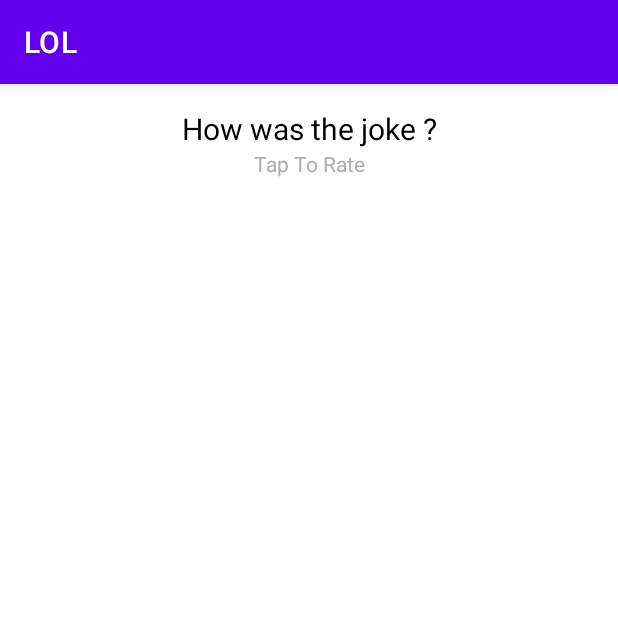
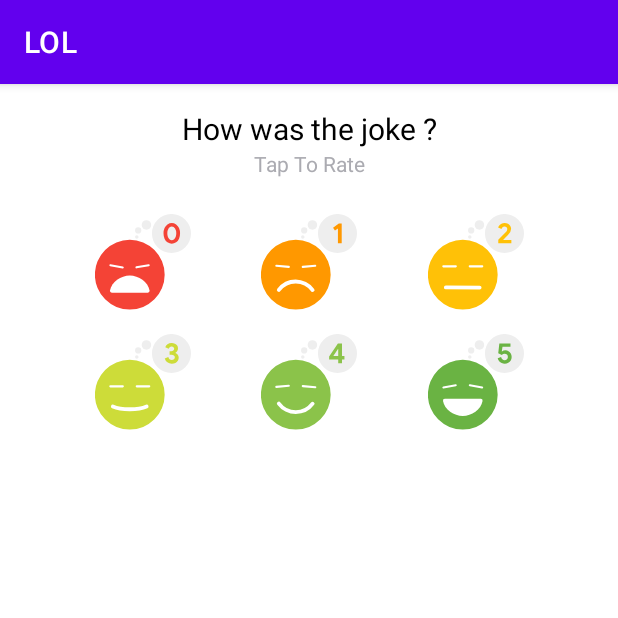
Before and after one commit to sushma1579/LOL-App, an Android app: the RateFragment screen opened through its navigation route, on a phone screen of 412 x 824 dp, the top half of it. Run offline under Robolectric (Android 15) with nearby library versions, the phone set to English and light mode, and no system bars; Roboto replaces fonts that are not available here.

Commit message:
api call is working , updated rate fragment

```diff
--- a/app/build.gradle
+++ b/app/build.gradle
@@ -38,6 +38,7 @@ android {
 
 dependencies {
 
+    //noinspection GradleDependency
     implementation 'androidx.core:core-ktx:1.7.0'
     implementation 'androidx.appcompat:appcompat:1.6.1'
     implementation 'com.google.android.material:material:1.8.0'
--- a/app/src/main/java/com/example/l_o_l/ButtonFragment.kt
+++ b/app/src/main/java/com/example/l_o_l/ButtonFragment.kt
@@ -2,6 +2,7 @@ package com.example.l_o_l
 
 import JokeFragment
 import android.os.Bundle
+import android.util.Log
 import android.view.LayoutInflater
 import android.view.View
 import android.view.ViewGroup
@@ -55,6 +56,7 @@ class ButtonFragment : Fragment() {
     private fun generateJoke(prompt: String) {
         jokeModel.generateJoke(prompt) { joke ->
             if (joke != null) {
+                Log.e("isJokeAvailable",joke.toString())
                 val bundle = Bundle()
                 bundle.putString("joke", joke)
                 val jokeFragment = JokeFragment()
--- a/app/src/main/java/com/example/l_o_l/jokeModel.kt
+++ b/app/src/main/java/com/example/l_o_l/jokeModel.kt
@@ -10,7 +10,7 @@ import retrofit2.converter.gson.GsonConverterFactory
 class JokeModel {
 
     private val retrofit = Retrofit.Builder()
-        .baseUrl("https://api.openai.com")
+        .baseUrl("https://api.openai.com/v1/")
         .addConverterFactory(GsonConverterFactory.create())
         .build()
 
--- /dev/null
+++ b/app/src/main/res/drawable/ic_rate_0.xml
@@ -0,0 +1,12 @@
+<vector android:height="24dp" android:viewportHeight="500"
+    android:viewportWidth="500" android:width="24dp" xmlns:android="http://schemas.android.com/apk/res/android">
+    <path android:fillColor="#F44336" android:pathData="M181.16,316.18m-181.7,0a181.7,181.7 0,1 1,363.4 0a181.7,181.7 0,1 1,-363.4 0"/>
+    <path android:fillColor="#fff" android:pathData="M81.158,261.465L145.387,272.79A5.49,5.49 55,0 1,149.84 279.15L149.832,279.199A5.49,5.49 55,0 1,143.472 283.652L79.243,272.327A5.49,5.49 55,0 1,74.789 265.967L74.798,265.918A5.49,5.49 55,0 1,81.158 261.465z"/>
+    <path android:fillColor="#fff" android:pathData="M214.909,272.293L278.825,261.206A5.461,5.461 125.159,0 1,285.138 265.652L285.147,265.701A5.461,5.461 125.159,0 1,280.7 272.015L216.784,283.102A5.461,5.461 125.159,0 1,210.471 278.655L210.462,278.606A5.461,5.461 125.159,0 1,214.909 272.293z"/>
+    <path android:fillColor="#fff" android:pathData="M87.58,410.05a9.55,9.55 0,0 1,-9.41 -11.11c7.36,-44.12 57.39,-78.27 103,-78.27s95.63,34.15 103,78.27a9.55,9.55 0,0 1,-9.41 11.11Z"/>
+    <path android:fillColor="#eee" android:pathData="M398.31,101.69m-101.69,0a101.69,101.69 0,1 1,203.38 0a101.69,101.69 0,1 1,-203.38 0"/>
+    <path android:fillColor="#eee" android:pathData="M267.86,57.09m-24.76,0a24.76,24.76 0,1 1,49.52 0a24.76,24.76 0,1 1,-49.52 0"/>
+    <path android:fillColor="#eee" android:pathData="M224.93,85.36m-16.33,0a16.33,16.33 0,1 1,32.66 0a16.33,16.33 0,1 1,-32.66 0"/>
+    <path android:fillColor="#eee" android:pathData="M217.77,120.19m-9.17,0a9.17,9.17 0,1 1,18.34 0a9.17,9.17 0,1 1,-18.34 0"/>
+    <path android:fillColor="#F44336" android:pathData="M377.25,147.51a45.14,45.14 0,0 1,-15.08 -19.2,68.28 68.28,0 0,1 -5.32,-27.53 68.23,68.23 0,0 1,5.32 -27.52,45.14 45.14,0 0,1 15.08,-19.2 40.24,40.24 0,0 1,45.3 0,45.12 45.12,0 0,1 15.07,19.2A68.23,68.23 0,0 1,443 100.78a68.28,68.28 0,0 1,-5.33 27.53,45.12 45.12,0 0,1 -15.07,19.2 40.29,40.29 0,0 1,-45.3 0ZM412.42,131.51a28.4,28.4 0,0 0,8.1 -12.6,55.08 55.08,0 0,0 2.78,-18.08q0,-15.59 -6.3,-25.42t-17.1,-9.83q-10.65,0 -16.95,9.9t-6.3,25.35a55.09,55.09 0,0 0,2.77 18.08,28.4 28.4,0 0,0 8.1,12.6 19.24,19.24 0,0 0,24.9 0Z"/>
+</vector>
--- a/app/src/main/res/drawable/ic_rate_1.xml
+++ b/app/src/main/res/drawable/ic_rate_1.xml
@@ -1,6 +1,6 @@
 <vector android:height="24dp" android:viewportHeight="500"
     android:viewportWidth="500" android:width="24dp" xmlns:android="http://schemas.android.com/apk/res/android">
-    <path android:fillColor="#F44336" android:pathData="M181.16,316.18m-181.7,0a181.7,181.7 0,1 1,363.4 0a181.7,181.7 0,1 1,-363.4 0"/>
+    <path android:fillColor="#FF9800" android:pathData="M181.16,316.18m-181.7,0a181.7,181.7 0,1 1,363.4 0a181.7,181.7 0,1 1,-363.4 0"/>
     <path android:fillColor="#fff" android:pathData="M80.313,264.221L145.284,269.905A5.49,5.49 50,0 1,150.275 275.853L150.271,275.903A5.49,5.49 50,0 1,144.323 280.893L79.351,275.209A5.49,5.49 50,0 1,74.361 269.261L74.365,269.212A5.49,5.49 50,0 1,80.313 264.221z"/>
     <path android:fillColor="#fff" android:pathData="M217.037,269.907L282.009,264.223A5.49,5.49 130,0 1,287.956 269.213L287.961,269.263A5.49,5.49 130,0 1,282.97 275.211L217.998,280.895A5.49,5.49 130,0 1,212.051 275.904L212.046,275.855A5.49,5.49 130,0 1,217.037 269.907z"/>
     <path android:fillColor="#00000000"
@@ -10,5 +10,5 @@
     <path android:fillColor="#eee" android:pathData="M267.86,57.09m-24.76,0a24.76,24.76 0,1 1,49.52 0a24.76,24.76 0,1 1,-49.52 0"/>
     <path android:fillColor="#eee" android:pathData="M224.93,85.36m-16.33,0a16.33,16.33 0,1 1,32.66 0a16.33,16.33 0,1 1,-32.66 0"/>
     <path android:fillColor="#eee" android:pathData="M217.77,120.19m-9.17,0a9.17,9.17 0,1 1,18.34 0a9.17,9.17 0,1 1,-18.34 0"/>
-    <path android:fillColor="#F44336" android:pathData="M400.67,75.13 L385.22,86.38l-9.9,-15.15 30.15,-21.75h14.85v102.6H400.67Z"/>
+    <path android:fillColor="#FF9800" android:pathData="M400.67,75.13 L385.22,86.38l-9.9,-15.15 30.15,-21.75h14.85v102.6H400.67Z"/>
 </vector>
--- a/app/src/main/res/drawable/ic_rate_2.xml
+++ b/app/src/main/res/drawable/ic_rate_2.xml
@@ -1,6 +1,6 @@
 <vector android:height="24dp" android:viewportHeight="500"
     android:viewportWidth="500" android:width="24dp" xmlns:android="http://schemas.android.com/apk/res/android">
-    <path android:fillColor="#FF9800" android:pathData="M181.16,316.18m-181.7,0a181.7,181.7 0,1 1,363.4 0a181.7,181.7 0,1 1,-363.4 0"/>
+    <path android:fillColor="#FFC107" android:pathData="M181.16,316.18m-181.7,0a181.7,181.7 0,1 1,363.4 0a181.7,181.7 0,1 1,-363.4 0"/>
     <path android:fillColor="#fff" android:pathData="M79.71,267.04L144.93,267.04A5.49,5.49 0,0 1,150.42 272.53L150.42,272.58A5.49,5.49 0,0 1,144.93 278.07L79.71,278.07A5.49,5.49 0,0 1,74.22 272.58L74.22,272.53A5.49,5.49 0,0 1,79.71 267.04z"/>
     <path android:fillColor="#fff" android:pathData="M217.39,267.04L282.61,267.04A5.49,5.49 0,0 1,288.1 272.53L288.1,272.58A5.49,5.49 0,0 1,282.61 278.07L217.39,278.07A5.49,5.49 0,0 1,211.9 272.58L211.9,272.53A5.49,5.49 0,0 1,217.39 267.04z"/>
     <path android:fillColor="#00000000"
@@ -10,5 +10,5 @@
     <path android:fillColor="#eee" android:pathData="M267.86,57.09m-24.76,0a24.76,24.76 0,1 1,49.52 0a24.76,24.76 0,1 1,-49.52 0"/>
     <path android:fillColor="#eee" android:pathData="M224.93,85.36m-16.33,0a16.33,16.33 0,1 1,32.66 0a16.33,16.33 0,1 1,-32.66 0"/>
     <path android:fillColor="#eee" android:pathData="M217.77,120.19m-9.17,0a9.17,9.17 0,1 1,18.34 0a9.17,9.17 0,1 1,-18.34 0"/>
-    <path android:fillColor="#FF9800" android:pathData="M366.07,134.23l19.13,-19.12q14.18,-14.17 18.22,-18.53a48.84,48.84 0,0 0,7.43 -9.75,18.89 18.89,0 0,0 2,-8.85 11.59,11.59 0,0 0,-3.9 -8.85q-3.9,-3.6 -10.35,-3.6a14.44,14.44 0,0 0,-10.2 3.6,19.9 19.9,0 0,0 -5.55,9l-17.7,-7.35a31.77,31.77 0,0 1,6.08 -11.32,33.4 33.4,0 0,1 11.47,-8.93 36.54,36.54 0,0 1,16.2 -3.45,38.19 38.19,0 0,1 17.85,4 29.55,29.55 0,0 1,11.85 10.8,28.48 28.48,0 0,1 4.2,15.22q0,16.65 -16.2,32.55 -6.6,6.47 -24.45,24.3l0.45,0.9h41.55v17.25h-68.1Z"/>
+    <path android:fillColor="#FFC107" android:pathData="M366.07,134.23l19.13,-19.12q14.18,-14.17 18.22,-18.53a48.84,48.84 0,0 0,7.43 -9.75,18.89 18.89,0 0,0 2,-8.85 11.59,11.59 0,0 0,-3.9 -8.85q-3.9,-3.6 -10.35,-3.6a14.44,14.44 0,0 0,-10.2 3.6,19.9 19.9,0 0,0 -5.55,9l-17.7,-7.35a31.77,31.77 0,0 1,6.08 -11.32,33.4 33.4,0 0,1 11.47,-8.93 36.54,36.54 0,0 1,16.2 -3.45,38.19 38.19,0 0,1 17.85,4 29.55,29.55 0,0 1,11.85 10.8,28.48 28.48,0 0,1 4.2,15.22q0,16.65 -16.2,32.55 -6.6,6.47 -24.45,24.3l0.45,0.9h41.55v17.25h-68.1Z"/>
 </vector>
--- a/app/src/main/res/drawable/ic_rate_3.xml
+++ b/app/src/main/res/drawable/ic_rate_3.xml
@@ -1,11 +1,11 @@
 <vector android:height="24dp" android:viewportHeight="500"
     android:viewportWidth="500" android:width="24dp" xmlns:android="http://schemas.android.com/apk/res/android">
-    <path android:fillColor="#FFC107" android:pathData="M181.16,316.18m-181.7,0a181.7,181.7 0,1 1,363.4 0a181.7,181.7 0,1 1,-363.4 0"/>
+    <path android:fillColor="#CDDC39" android:pathData="M181.16,316.18m-181.7,0a181.7,181.7 0,1 1,363.4 0a181.7,181.7 0,1 1,-363.4 0"/>
     <path android:fillColor="#eee" android:pathData="M398.31,101.69m-101.69,0a101.69,101.69 0,1 1,203.38 0a101.69,101.69 0,1 1,-203.38 0"/>
     <path android:fillColor="#eee" android:pathData="M267.86,57.09m-24.76,0a24.76,24.76 0,1 1,49.52 0a24.76,24.76 0,1 1,-49.52 0"/>
     <path android:fillColor="#eee" android:pathData="M224.93,85.36m-16.33,0a16.33,16.33 0,1 1,32.66 0a16.33,16.33 0,1 1,-32.66 0"/>
     <path android:fillColor="#eee" android:pathData="M217.77,120.19m-9.17,0a9.17,9.17 0,1 1,18.34 0a9.17,9.17 0,1 1,-18.34 0"/>
-    <path android:fillColor="#FFC107" android:pathData="M377,147.58q-10,-6.89 -13.73,-20.1l18.6,-7.35q1.8,7.37 6.45,11.33a17.37,17.37 0,0 0,11.7 4,17 17,0 0,0 11.18,-3.9 12.88,12.88 0,0 0,-0.3 -20.17q-5,-3.83 -13.58,-3.83h-8.85V89.68h8.1a18.54,18.54 0,0 0,11.18 -3.3c3.05,-2.19 4.57,-5.4 4.57,-9.6a10.72,10.72 0,0 0,-3.75 -8.4,14 14,0 0,0 -9.6,-3.3 14.49,14.49 0,0 0,-9.9 3.3,17.57 17.57,0 0,0 -5.25,8.25l-17.85,-7.35a33.92,33.92 0,0 1,11.63 -15.6q8.47,-6.59 21.52,-6.6a39.56,39.56 0,0 1,17.18 3.6A28.64,28.64 0,0 1,428 60.51a24.51,24.51 0,0 1,4.2 14,25.17 25.17,0 0,1 -3.82,14.1 23.8,23.8 0,0 1,-9.23 8.55v1.2a27.18,27.18 0,0 1,12.15 9.45,26 26,0 0,1 4.65,15.6 28.87,28.87 0,0 1,-4.5 15.9,30.82 30.82,0 0,1 -12.67,11.1 41.9,41.9 0,0 1,-18.83 4A39.46,39.46 0,0 1,377 147.58Z"/>
+    <path android:fillColor="#CDDC39" android:pathData="M377,147.58q-10,-6.89 -13.73,-20.1l18.6,-7.35q1.8,7.37 6.45,11.33a17.37,17.37 0,0 0,11.7 4,17 17,0 0,0 11.18,-3.9 12.88,12.88 0,0 0,-0.3 -20.17q-5,-3.83 -13.58,-3.83h-8.85V89.68h8.1a18.54,18.54 0,0 0,11.18 -3.3c3.05,-2.19 4.57,-5.4 4.57,-9.6a10.72,10.72 0,0 0,-3.75 -8.4,14 14,0 0,0 -9.6,-3.3 14.49,14.49 0,0 0,-9.9 3.3,17.57 17.57,0 0,0 -5.25,8.25l-17.85,-7.35a33.92,33.92 0,0 1,11.63 -15.6q8.47,-6.59 21.52,-6.6a39.56,39.56 0,0 1,17.18 3.6A28.64,28.64 0,0 1,428 60.51a24.51,24.51 0,0 1,4.2 14,25.17 25.17,0 0,1 -3.82,14.1 23.8,23.8 0,0 1,-9.23 8.55v1.2a27.18,27.18 0,0 1,12.15 9.45,26 26,0 0,1 4.65,15.6 28.87,28.87 0,0 1,-4.5 15.9,30.82 30.82,0 0,1 -12.67,11.1 41.9,41.9 0,0 1,-18.83 4A39.46,39.46 0,0 1,377 147.58Z"/>
     <path android:fillColor="#fff" android:pathData="M79.71,267.04L144.93,267.04A5.49,5.49 0,0 1,150.42 272.53L150.42,272.58A5.49,5.49 0,0 1,144.93 278.07L79.71,278.07A5.49,5.49 0,0 1,74.22 272.58L74.22,272.53A5.49,5.49 0,0 1,79.71 267.04z"/>
     <path android:fillColor="#fff" android:pathData="M217.39,267.04L282.61,267.04A5.49,5.49 0,0 1,288.1 272.53L288.1,272.58A5.49,5.49 0,0 1,282.61 278.07L217.39,278.07A5.49,5.49 0,0 1,211.9 272.58L211.9,272.53A5.49,5.49 0,0 1,217.39 267.04z"/>
     <path android:fillColor="#00000000"
--- a/app/src/main/res/drawable/ic_rate_5.xml
+++ b/app/src/main/res/drawable/ic_rate_5.xml
@@ -1,6 +1,6 @@
 <vector android:height="24dp" android:viewportHeight="500"
     android:viewportWidth="500" android:width="24dp" xmlns:android="http://schemas.android.com/apk/res/android">
-    <path android:fillColor="#4CAF50" android:pathData="M181.16,316.18m-181.7,0a181.7,181.7 0,1 1,363.4 0a181.7,181.7 0,1 1,-363.4 0"/>
+    <path android:fillColor="#6ab343" android:pathData="M181.16,316.18m-181.7,0a181.7,181.7 0,1 1,363.4 0a181.7,181.7 0,1 1,-363.4 0"/>
     <path android:fillColor="#fff" android:pathData="M79.25,272.792L143.479,261.466A5.49,5.49 125,0 1,149.839 265.919L149.848,265.969A5.49,5.49 125,0 1,145.395 272.329L81.165,283.654A5.49,5.49 125,0 1,74.805 279.201L74.797,279.151A5.49,5.49 125,0 1,79.25 272.792z"/>
     <path android:fillColor="#fff" android:pathData="M218.846,261.462L283.076,272.788A5.49,5.49 55,0 1,287.529 279.148L287.52,279.197A5.49,5.49 55,0 1,281.16 283.65L216.931,272.325A5.49,5.49 55,0 1,212.478 265.965L212.486,265.916A5.49,5.49 55,0 1,218.846 261.462z"/>
     <path android:fillColor="#fff" android:pathData="M274.74,337.67a9.55,9.55 0,0 1,9.41 11.11c-7.36,44.12 -57.39,78.27 -103,78.27s-95.63,-34.15 -103,-78.27a9.55,9.55 0,0 1,9.41 -11.11Z"/>
@@ -8,5 +8,5 @@
     <path android:fillColor="#eee" android:pathData="M267.86,57.09m-24.76,0a24.76,24.76 0,1 1,49.52 0a24.76,24.76 0,1 1,-49.52 0"/>
     <path android:fillColor="#eee" android:pathData="M224.93,85.36m-16.33,0a16.33,16.33 0,1 1,32.66 0a16.33,16.33 0,1 1,-32.66 0"/>
     <path android:fillColor="#eee" android:pathData="M217.77,120.19m-9.17,0a9.17,9.17 0,1 1,18.34 0a9.17,9.17 0,1 1,-18.34 0"/>
-    <path android:fillColor="#4CAF50" android:pathData="M383.77,151.41a35.84,35.84 0,0 1,-13.12 -9.3,33.67 33.67,0 0,1 -7.73,-15.38l17.7,-6.9a23.14,23.14 0,0 0,6.6 12.08,17 17,0 0,0 12,4.42 16.24,16.24 0,0 0,12 -4.8,16.43 16.43,0 0,0 4.8,-12.15 16.66,16.66 0,0 0,-4.72 -12.07,16.1 16.1,0 0,0 -12.08,-4.88 17.71,17.71 0,0 0,-8.17 1.88,19.05 19.05,0 0,0 -6.23,5l-19.05,-8.55 5.85,-51.3h57.9V66.73H388l-3.75,24 1.2,0.3a27.32,27.32 0,0 1,17.85 -6.15,31.18 31.18,0 0,1 16,4.35 32.65,32.65 0,0 1,11.92 12.23,35.49 35.49,0 0,1 4.5,17.92A35.22,35.22 0,0 1,431 137.53,32.81 32.81,0 0,1 418.12,150a38.51,38.51 0,0 1,-18.75 4.5A40.73,40.73 0,0 1,383.77 151.41Z"/>
+    <path android:fillColor="#6ab343" android:pathData="M383.77,151.41a35.84,35.84 0,0 1,-13.12 -9.3,33.67 33.67,0 0,1 -7.73,-15.38l17.7,-6.9a23.14,23.14 0,0 0,6.6 12.08,17 17,0 0,0 12,4.42 16.24,16.24 0,0 0,12 -4.8,16.43 16.43,0 0,0 4.8,-12.15 16.66,16.66 0,0 0,-4.72 -12.07,16.1 16.1,0 0,0 -12.08,-4.88 17.71,17.71 0,0 0,-8.17 1.88,19.05 19.05,0 0,0 -6.23,5l-19.05,-8.55 5.85,-51.3h57.9V66.73H388l-3.75,24 1.2,0.3a27.32,27.32 0,0 1,17.85 -6.15,31.18 31.18,0 0,1 16,4.35 32.65,32.65 0,0 1,11.92 12.23,35.49 35.49,0 0,1 4.5,17.92A35.22,35.22 0,0 1,431 137.53,32.81 32.81,0 0,1 418.12,150a38.51,38.51 0,0 1,-18.75 4.5A40.73,40.73 0,0 1,383.77 151.41Z"/>
 </vector>
--- a/app/src/main/res/layout/fragment_rate.xml
+++ b/app/src/main/res/layout/fragment_rate.xml
@@ -35,4 +35,75 @@
         app:layout_constraintTop_toBottomOf="@+id/rate_textView"
         tools:ignore="MissingConstraints,TextContrastCheck" />
 
+    <ImageView
+        android:id="@+id/quality_zero_image"
+        android:layout_width="@dimen/icon_size"
+        android:layout_height="@dimen/icon_size"
+        android:layout_marginStart="16dp"
+        android:layout_marginTop="24dp"
+        android:contentDescription="@string/quality_0"
+        app:layout_constraintEnd_toStartOf="@+id/quality_one_image"
+        app:layout_constraintStart_toStartOf="parent"
+        app:layout_constraintTop_toBottomOf="@+id/tap_to_rate"
+        app:srcCompat="@drawable/ic_rate_0" />
+
+    <ImageView
+        android:id="@+id/quality_one_image"
+        android:layout_width="@dimen/icon_size"
+        android:layout_height="@dimen/icon_size"
+        android:contentDescription="@string/quality_1"
+        app:layout_constraintBottom_toBottomOf="@+id/quality_zero_image"
+        app:layout_constraintEnd_toStartOf="@+id/quality_two_image"
+        app:layout_constraintStart_toEndOf="@+id/quality_zero_image"
+        app:srcCompat="@drawable/ic_rate_1" />
+
+    <ImageView
+        android:id="@+id/quality_two_image"
+        android:layout_width="@dimen/icon_size"
+        android:layout_height="@dimen/icon_size"
+        android:layout_marginEnd="@dimen/margin"
+        android:contentDescription="@string/quality_2"
+        app:layout_constraintBottom_toBottomOf="@+id/quality_one_image"
+        app:layout_constraintEnd_toEndOf="parent"
+        app:layout_constraintStart_toEndOf="@+id/quality_one_image"
+        app:srcCompat="@drawable/ic_rate_2" />
+
+    <ImageView
+        android:id="@+id/quality_three_image"
+        android:layout_width="@dimen/icon_size"
+        android:layout_height="@dimen/icon_size"
+        android:layout_marginStart="@dimen/margin"
+        android:layout_marginTop="@dimen/margin"
+        android:layout_marginBottom="@dimen/margin"
+        android:contentDescription="@string/quality_3"
+        app:layout_constraintBottom_toBottomOf="parent"
+        app:layout_constraintEnd_toStartOf="@+id/quality_four_image"
+        app:layout_constraintStart_toStartOf="parent"
+        app:layout_constraintTop_toBottomOf="@+id/quality_zero_image"
+        app:layout_constraintVertical_bias="0.0"
+        app:srcCompat="@drawable/ic_rate_3" />
+
+    <ImageView
+        android:id="@+id/quality_four_image"
+        android:layout_width="@dimen/icon_size"
+        android:layout_height="@dimen/icon_size"
+        android:contentDescription="@string/quality_4"
+        app:layout_constraintBottom_toBottomOf="@+id/quality_three_image"
+        app:layout_constraintEnd_toStartOf="@+id/quality_five_image"
+        app:layout_constraintStart_toEndOf="@+id/quality_three_image"
+        app:layout_constraintTop_toTopOf="@+id/quality_three_image"
+        app:srcCompat="@drawable/ic_rate_4" />
+
+    <ImageView
+        android:id="@+id/quality_five_image"
+        android:layout_width="@dimen/icon_size"
+        android:layout_height="@dimen/icon_size"
+        android:layout_marginEnd="@dimen/margin"
+        android:contentDescription="@string/quality_5"
+        app:layout_constraintBottom_toBottomOf="@+id/quality_four_image"
+        app:layout_constraintEnd_toEndOf="parent"
+        app:layout_constraintStart_toEndOf="@+id/quality_four_image"
+        app:layout_constraintTop_toTopOf="@+id/quality_four_image"
+        app:srcCompat="@drawable/ic_rate_5" />
+
 </androidx.constraintlayout.widget.ConstraintLayout>
--- /dev/null
+++ b/app/src/main/res/values/dimensions.xml
@@ -0,0 +1,5 @@
+<?xml version="1.0" encoding="utf-8"?>
+<resources>
+    <dimen name="icon_size">64dp</dimen>
+    <dimen name="margin">16dp</dimen>
+</resources>
--- a/app/src/main/res/values/strings.xml
+++ b/app/src/main/res/values/strings.xml
@@ -15,4 +15,12 @@
     <string name="rate_button">rate</string>
     <string name="how_was_the_joke">How was the joke ?</string>
     <string name="tap_to_rate">Tap To Rate</string>
+
+    <!-- contentDescription strings for quality icons -->
+    <string name="quality_0">joke Quality 0</string>
+    <string name="quality_1">joke Quality 1</string>
+    <string name="quality_2">joke Quality 2</string>
+    <string name="quality_3">joke Quality 3</string>
+    <string name="quality_4">joke Quality 4</string>
+    <string name="quality_5">joke Quality 5</string>
 </resources>
```
Also changed, not shown: app/src/main/java/com/example/l_o_l/ApiService.kt (deleted, +0 -14 lines), app/src/main/java/com/example/l_o_l/JokeApi.kt (+2 -44 lines).
